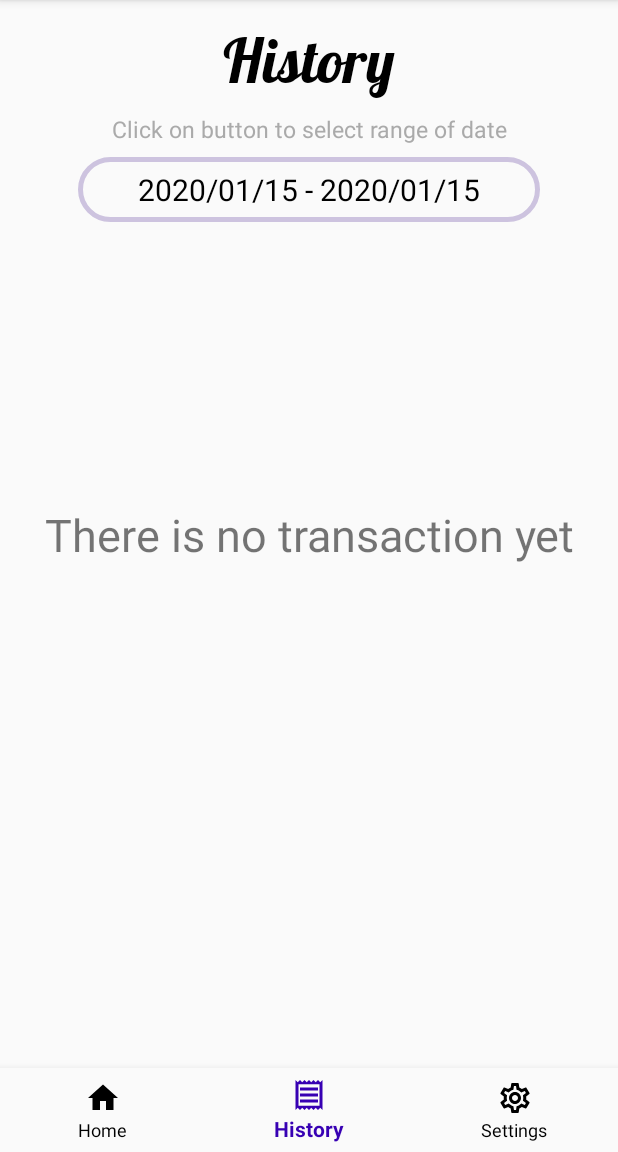
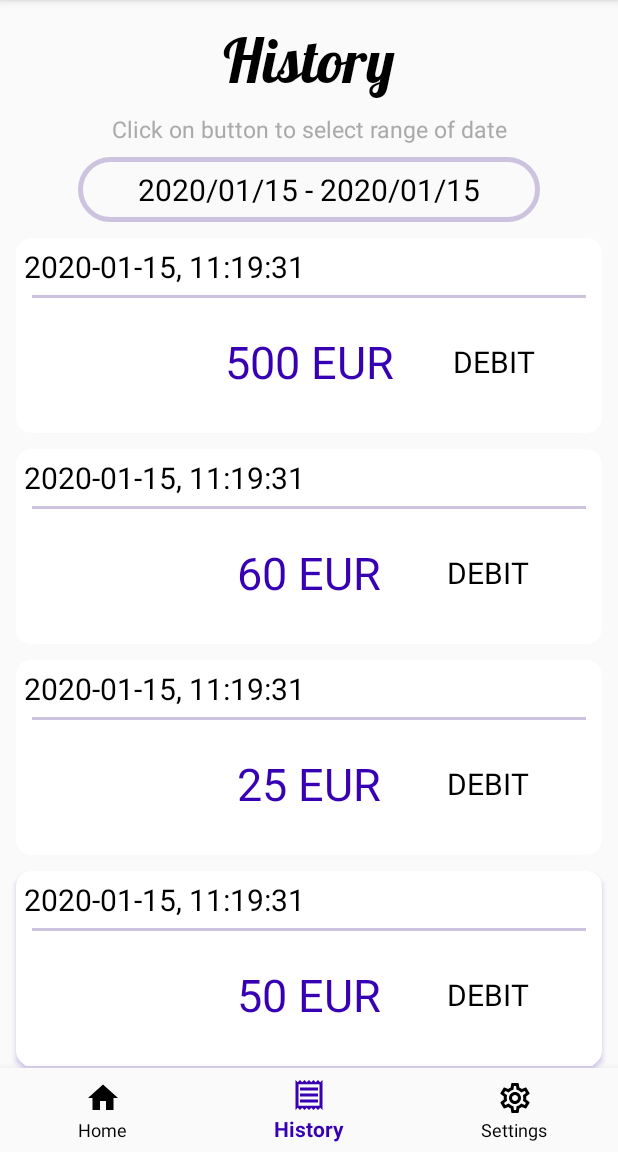
Before and after one commit to jipspaul/yavinTest, an Android app: the screen it shows after launch (MainActivity), item 2 of the bottom bar chosen, on a phone screen of 412 x 824 dp, the part 84-1236 px from its top. Run offline under Robolectric (Android 15) with nearby library versions, the phone set to English and light mode, and no system bars; our stand-ins replace Room's generated code, navigation-ui; libraries missing offline, so code that uses them is left out: org.jetbrains.anko; 1 statement that could not run was skipped.

Commit message:
wip home page and payment

```diff
--- a/app/src/main/java/fr/jnvui/yavintest/ui/payment/PaymentFragment.kt
+++ b/app/src/main/java/fr/jnvui/yavintest/ui/payment/PaymentFragment.kt
@@ -53,7 +53,9 @@ class PaymentFragment : Fragment() {
                     startPaymentOnYavinPay()
                 }
             )
-
+        }
+        payReturn.setOnClickListener {
+            activity?.finish()
         }
 
     }
@@ -103,17 +105,15 @@ class PaymentFragment : Fragment() {
             ActivityResultContracts.StartActivityForResult()
         ) {
 
-            var paymentStatus: PaymentStatus = PaymentStatus.ERROR
-
             it?.data?.extras?.let { bundle ->
                 Log.d("clientTicket", bundle["clientTicket"].toString())
                 Log.d("status", bundle["status"].toString())
                 Log.d("signatureRequired", bundle["signatureRequired"].toString())
                 Log.d("transactionId", bundle["transactionId"].toString())
-                //TODO check payment
+                showPaymentStatus(PaymentStatus.SUCCESS)
             }
 
-            showPaymentStatus(paymentStatus)
+            showPaymentStatus(PaymentStatus.ERROR)
         }
 
 }
--- a/app/src/main/java/fr/jnvui/yavintest/usecases/TransactionsUseCase.kt
+++ b/app/src/main/java/fr/jnvui/yavintest/usecases/TransactionsUseCase.kt
@@ -1,16 +1,15 @@
 package fr.jnvui.yavintest.usecases
 
-import com.google.gson.Gson
 import fr.jnvui.yavintest.models.Transaction
 import fr.jnvui.yavintest.network.RequestTransactionBody
 import fr.jnvui.yavintest.network.RetrofitHelper
 import fr.jnvui.yavintest.network.TransactionsAPI
-import fr.jnvui.yavintest.network.TransactionsResponse
 import kotlinx.coroutines.GlobalScope
 import kotlinx.coroutines.launch
 import java.io.BufferedReader
 import java.io.DataOutputStream
 import java.io.InputStreamReader
+import java.lang.StringBuilder
 import java.net.HttpURLConnection
 import java.net.URL
 import java.nio.charset.StandardCharsets
@@ -21,25 +20,132 @@ class TransactionsUseCase(val requestTransactionBody: RequestTransactionBody) {
 
     fun getTransactions(startDate: Date, endDate: Date): List<Transaction> {
 
-        val transactionApi = RetrofitHelper.getInstance().create(TransactionsAPI::class.java)
-        // launching a new coroutine
-        GlobalScope.launch {
-
-            val result =
-                transactionApi.getTransactions(requestTransactionBody)
-
-            var string =
-                requestTrqnsactions("{\"yavin_secret\":\"1s4DMHdqcZg1CnovHt1EYaNkuFe5TeeLV1YehyXLMj1aq2e8kI\"}")
-            var transactionsResponse =
-                Gson().fromJson(string, TransactionsResponse::class.java)
-
-            string.length
-        }
-
-        return emptyList()
+        return listOf(
+            Transaction(
+                "b14fbe01-fd2a-419b-9f4d-6aea4edf514b",
+                "2020-01-15",
+                "11:19:31",
+                500,
+                "EUR",
+                "DEBIT",
+                "DEBIT",
+                "DEBIT",
+                "DEBIT"
+            ),
+            Transaction(
+                "b14fbe01-fd2a-419b-9f4d-6aea4edf514b",
+                "2020-01-15",
+                "11:19:31",
+                60,
+                "EUR",
+                "DEBIT",
+                "DEBIT",
+                "DEBIT",
+                "DEBIT"
+            ),
+            Transaction(
+                "b14fbe01-fd2a-419b-9f4d-6aea4edf514b",
+                "2020-01-15",
+                "11:19:31",
+                25,
+                "EUR",
+                "DEBIT",
+                "DEBIT",
+                "DEBIT",
+                "DEBIT"
+            ),
+            Transaction(
+                "b14fbe01-fd2a-419b-9f4d-6aea4edf514b",
+                "2020-01-15",
+                "11:19:31",
+                50,
+                "EUR",
+                "DEBIT",
+                "DEBIT",
+                "DEBIT",
+                "DEBIT"
+            ),
+            Transaction(
+                "b14fbe01-fd2a-419b-9f4d-6aea4edf514b",
+                "2020-01-15",
+                "11:19:31",
+                1000,
+                "EUR",
+                "DEBIT",
+                "DEBIT",
+                "DEBIT",
+                "DEBIT"
+            ),
+            Transaction(
+                "b14fbe01-fd2a-419b-9f4d-6aea4edf514b",
+                "2020-01-15",
+                "11:19:31",
+                50,
+                "EUR",
+                "DEBIT",
+                "DEBIT",
+                "DEBIT",
+                "DEBIT"
+            ),
+            Transaction(
+                "b14fbe01-fd2a-419b-9f4d-6aea4edf514b",
+                "2020-01-15",
+                "11:19:31",
+                1000,
+                "EUR",
+                "DEBIT",
+                "DEBIT",
+                "DEBIT",
+                "DEBIT"
+            ),
+            Transaction(
+                "b14fbe01-fd2a-419b-9f4d-6aea4edf514b",
+                "2020-01-15",
+                "11:19:31",
+                50,
+                "EUR",
+                "DEBIT",
+                "DEBIT",
+                "DEBIT",
+                "DEBIT"
+            ),
+            Transaction(
+                "b14fbe01-fd2a-419b-9f4d-6aea4edf514b",
+                "2020-01-15",
+                "11:19:31",
+                1000,
+                "EUR",
+                "DEBIT",
+                "DEBIT",
+                "DEBIT",
+                "DEBIT"
+            ),
+            Transaction(
+                "b14fbe01-fd2a-419b-9f4d-6aea4edf514b",
+                "2020-01-15",
+                "11:19:31",
+                50,
+                "EUR",
+                "DEBIT",
+                "DEBIT",
+                "DEBIT",
+                "DEBIT"
+            ),
+            Transaction(
+                "b14fbe01-fd2a-419b-9f4d-6aea4edf514b",
+                "2020-01-15",
+                "11:19:31",
+                1000,
+                "EUR",
+                "DEBIT",
+                "DEBIT",
+                "DEBIT",
+                "DEBIT"
+            )
+        )
     }
 
-    fun requestTrqnsactions(message: String): String {
+    fun requestTrqnsactions(message: String) {
 
         val serverURL: String = "https://api.sandbox.yavin.com/api/v1/transactions/"
         val url = URL(serverURL)
@@ -77,8 +183,6 @@ class TransactionsUseCase(val requestTransactionBody: RequestTransactionBody) {
         while (br.readLine().also { output = it } != null) {
             sb.append(output)
         }
-
-        return sb.toString()
     }
 
 }
--- a/app/src/main/res/layout/fragment_history.xml
+++ b/app/src/main/res/layout/fragment_history.xml
@@ -107,6 +107,7 @@
         app:layout_constraintEnd_toEndOf="parent"
         app:layout_constraintStart_toStartOf="parent"
         app:layout_constraintBottom_toBottomOf="parent"
-        app:layout_constraintTop_toTopOf="parent" />
+        app:layout_constraintTop_toTopOf="parent"
+        android:visibility="gone"/>
 
 </androidx.constraintlayout.widget.ConstraintLayout>
--- a/app/src/main/res/layout/payment_fragment.xml
+++ b/app/src/main/res/layout/payment_fragment.xml
@@ -99,8 +99,22 @@
         android:textSize="@dimen/edit_button_text_size"
         android:textStyle="bold"
         app:cornerRadius="@dimen/button_corner_radius"
+        app:layout_constraintBottom_toTopOf="@id/payReturn"
+        app:layout_constraintEnd_toEndOf="parent"
+        app:layout_constraintStart_toStartOf="parent" />
+
+    <Button
+        android:id="@+id/payReturn"
+        android:layout_width="match_parent"
+        android:layout_height="wrap_content"
+        android:text="@string/cancel"
+        style="?android:attr/borderlessButtonStyle"
+        android:textColor="@color/black"
+        android:textSize="@dimen/edit_button_text_size"
+        app:cornerRadius="@dimen/button_corner_radius"
         app:layout_constraintBottom_toBottomOf="parent"
         app:layout_constraintEnd_toEndOf="parent"
         app:layout_constraintStart_toStartOf="parent" />
 
+
 </androidx.constraintlayout.widget.ConstraintLayout>
--- a/app/src/main/res/values/strings.xml
+++ b/app/src/main/res/values/strings.xml
@@ -13,4 +13,5 @@
     <string name="history_explanation">Click on button to select range of date</string>
     <string name="no_transaction">There is no transaction yet</string>
     <string name="payment_error">Paiment Error</string>
+    <string name="cancel">Cancel</string>
 </resources>
```
Also changed, not shown: 1 other file.
